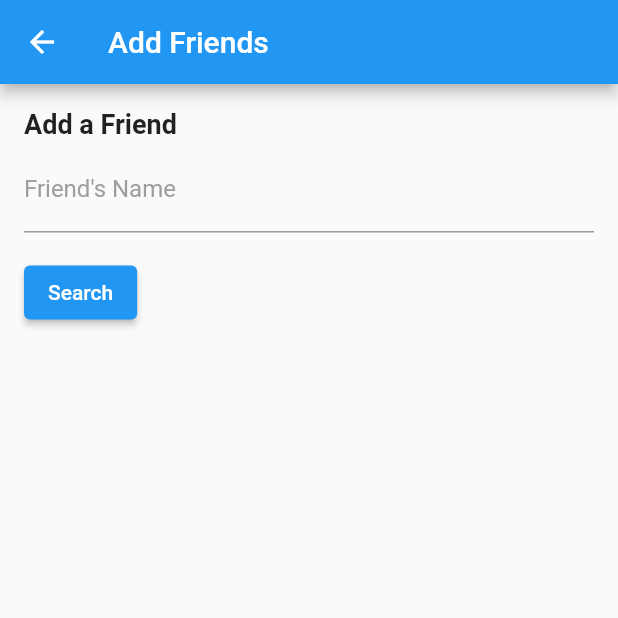
After one commit to SociaLife-apps/mobile, a Flutter app: the HomeScreen screen opened directly, after a tap on the "add" icon, on a phone screen of 412 x 824 dp, the top half of it. The commit adds this screen. Run offline on Flutter 3.47's test engine with Material 2 defaults, Android fonts, the phone set to English and light mode, and no system bars; our stand-ins replace get, shared_preferences; accounts and stored records are empty; network calls fail.

Commit message:
addFriend(Error)

```diff
--- /dev/null
+++ b/lib/screens/addFriends.dart
@@ -0,0 +1,50 @@
+import 'package:flutter/material.dart';
+import 'package:get/get.dart';
+import 'package:socialife_mobile/controllers/user_action.dart';
+import 'package:socialife_mobile/screens/auth/widgets/input_fields.dart';
+
+class AddFriendsScreen extends StatefulWidget{
+  @override
+  State<AddFriendsScreen> createState() => _AddFriendsScreenState();
+}
+class _AddFriendsScreenState extends State<AddFriendsScreen> {
+  UserAction userAction = Get.put(UserAction());
+
+  @override
+  Widget build(BuildContext context) {
+    return Scaffold(
+      appBar: AppBar(
+        title: Text('Add Friends'),
+      ),
+      body: Padding(
+        padding: EdgeInsets.all(16.0),
+        child: friendWidget()
+      ),
+    );
+  }
+
+  Widget friendWidget(){
+    return Column(
+      crossAxisAlignment: CrossAxisAlignment.start,
+      children: [
+        Text(
+          'Add a Friend',
+          style: TextStyle(fontSize: 18, fontWeight: FontWeight.bold),
+        ),
+        SizedBox(height: 16),
+        InputTextFieldWidget(
+          userAction.friendController,
+          'Friend\'s Name',
+        ),
+        SizedBox(height: 16),
+        ElevatedButton(
+          onPressed: () {
+            userAction.add_friend();
+          },
+          child: Text('Search'),
+        ),
+      ],
+    );
+}
+
+}
--- a/lib/screens/auth/auth_screen.dart
+++ b/lib/screens/auth/auth_screen.dart
@@ -50,14 +50,14 @@ class _AuthScreenState extends State<AuthScreen> {
                       mainAxisAlignment: MainAxisAlignment.center,
                       children: [
                         MaterialButton(
-                          color: !isLogin.value ? Colors.white : Colors.amber,
+                          color: !isLogin.value ? Colors.white : Colors.purple.shade400,
                           onPressed: () {
                             isLogin.value = false;
                           },
                           child: Text('Register'),
                         ),
                         MaterialButton(
-                          color: isLogin.value ? Colors.white : Colors.amber,
+                          color: isLogin.value ? Colors.white : Colors.purple.shade400,
                           onPressed: () {
                             isLogin.value = true;
                           },
--- a/lib/screens/auth/widgets/submit_button.dart
+++ b/lib/screens/auth/widgets/submit_button.dart
@@ -28,7 +28,7 @@ class SubmitButton extends StatelessWidget {
                       borderRadius: BorderRadius.circular(10),
                       side: BorderSide.none)),
               backgroundColor: MaterialStateProperty.all<Color>(
-                Colors.pinkAccent,
+                Colors.purple.shade400,
               )),
           onPressed: onPressed,
           child: Text(title,
--- a/lib/screens/home.dart
+++ b/lib/screens/home.dart
@@ -7,10 +7,13 @@ import 'package:get/get.dart';
 import 'package:shared_preferences/shared_preferences.dart';
 import 'package:socialife_mobile/controllers/chat_controller.dart';
 import 'package:socialife_mobile/controllers/user_controller.dart';
+import 'package:flutter/widgets.dart';
+
 
 import '../models/chat_model.dart';
 import 'auth/auth_screen.dart';
 import 'chat.dart';
+import 'addFriends.dart';
 
 class HomeScreen extends StatefulWidget {
   const HomeScreen({Key? key}) : super(key: key);
@@ -57,6 +60,10 @@ class _HomeScreenState extends State<HomeScreen> {
 
 
   }
+  void _navigateToAddFriends() {
+    Get.to(AddFriendsScreen());
+  }
+
 
   Future<void> getUsername() async {}
 
@@ -65,6 +72,10 @@ class _HomeScreenState extends State<HomeScreen> {
     return Scaffold(
       appBar: AppBar(
         title: Text('SociaLife'),
+        leading: IconButton(
+          icon: Icon(Icons.add),
+          onPressed: _navigateToAddFriends,
+        ),
       ),
       body: ListView.separated(
         itemCount: contactList.length,
```
Also changed, not shown: lib/controllers/user_action.dart (added, +49 -0 lines).
